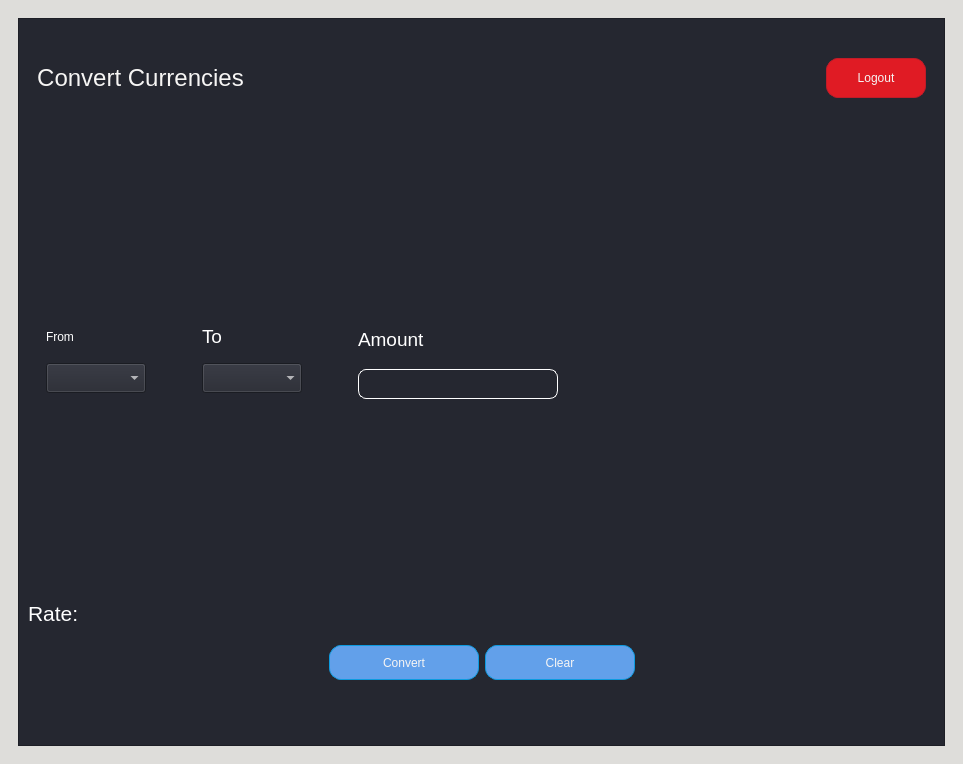
First picture: the form in converter.ui, repository NikaKhiz/tbc-currency-app-v2, before the edit.
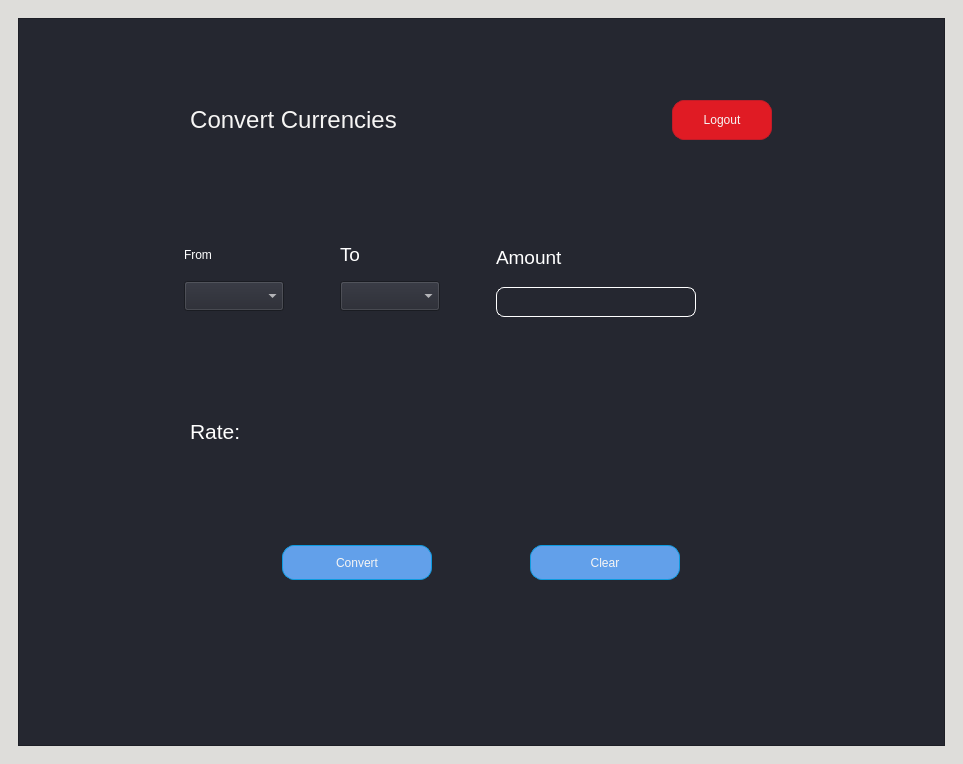
Second picture: the form after the edit. The open tabs and pages were chosen to show the change.

Commit message: minor changes fix layout clear form on logout

Diff of the .ui file:
```diff
--- a/converter.ui
+++ b/converter.ui
@@ -287,17 +287,17 @@
           <layout class="QGridLayout" name="gridLayout_6">
            <item row="0" column="0">
             <layout class="QVBoxLayout" name="verticalLayout_6">
-             <item>
+             <item alignment="Qt::AlignHCenter">
               <widget class="QFrame" name="frame_8">
                <property name="minimumSize">
                 <size>
-                 <width>0</width>
+                 <width>600</width>
                  <height>100</height>
                 </size>
                </property>
                <property name="maximumSize">
                 <size>
-                 <width>16777215</width>
+                 <width>600</width>
                  <height>100</height>
                 </size>
                </property>
@@ -374,12 +374,20 @@
                </layout>
               </widget>
              </item>
-             <item>
-              <layout class="QHBoxLayout" name="horizontalLayout_2">
-               <item>
-                <layout class="QVBoxLayout" name="verticalLayout_5">
-                 <item>
+             <item alignment="Qt::AlignHCenter">
                   <widget class="QGroupBox" name="groupBox">
+               <property name="minimumSize">
+                <size>
+                 <width>600</width>
+                 <height>100</height>
+                </size>
+               </property>
+               <property name="maximumSize">
+                <size>
+                 <width>800</width>
+                 <height>200</height>
+                </size>
+               </property>
                    <property name="styleSheet">
                     <string notr="true">QFrame, QGroupBox {
 	border:none;
@@ -623,10 +631,32 @@
                    </layout>
                   </widget>
                  </item>
-                </layout>
-               </item>
-              </layout>
-             </item>
+             <item alignment="Qt::AlignHCenter">
+              <widget class="QFrame" name="frame_11">
+               <property name="minimumSize">
+                <size>
+                 <width>600</width>
+                 <height>100</height>
+                </size>
+               </property>
+               <property name="maximumSize">
+                <size>
+                 <width>800</width>
+                 <height>100</height>
+                </size>
+               </property>
+               <property name="styleSheet">
+                <string notr="true">QFrame {
+	border:none;
+}</string>
+               </property>
+               <property name="frameShape">
+                <enum>QFrame::StyledPanel</enum>
+               </property>
+               <property name="frameShadow">
+                <enum>QFrame::Raised</enum>
+               </property>
+               <layout class="QHBoxLayout" name="horizontalLayout">
              <item>
               <widget class="QLabel" name="rate_label">
                <property name="minimumSize">
@@ -652,9 +682,36 @@
                </property>
               </widget>
              </item>
+               </layout>
+              </widget>
+             </item>
+             <item alignment="Qt::AlignHCenter">
+              <widget class="QFrame" name="frame_10">
+               <property name="minimumSize">
+                <size>
+                 <width>600</width>
+                 <height>100</height>
+                </size>
+               </property>
+               <property name="maximumSize">
+                <size>
+                 <width>800</width>
+                 <height>150</height>
+                </size>
+               </property>
+               <property name="styleSheet">
+                <string notr="true">QFrame {
+	border:none;
+}</string>
+               </property>
+               <property name="frameShape">
+                <enum>QFrame::StyledPanel</enum>
+               </property>
+               <property name="frameShadow">
+                <enum>QFrame::Raised</enum>
+               </property>
+               <layout class="QHBoxLayout" name="horizontalLayout_2">
              <item>
-              <layout class="QHBoxLayout" name="horizontalLayout">
-               <item alignment="Qt::AlignRight">
                 <widget class="QPushButton" name="convertButton">
                  <property name="minimumSize">
                   <size>
@@ -687,7 +744,7 @@
                  </property>
                 </widget>
                </item>
-               <item alignment="Qt::AlignLeft">
+                <item>
                 <widget class="QPushButton" name="clearButton">
                  <property name="minimumSize">
                   <size>
@@ -718,18 +775,19 @@
                 </widget>
                </item>
               </layout>
+              </widget>
              </item>
-             <item>
+             <item alignment="Qt::AlignHCenter">
               <widget class="QLabel" name="result_label">
                <property name="minimumSize">
                 <size>
-                 <width>0</width>
+                 <width>600</width>
                  <height>50</height>
                 </size>
                </property>
                <property name="maximumSize">
                 <size>
-                 <width>16777215</width>
+                 <width>800</width>
                  <height>50</height>
                 </size>
                </property>
```
Left out of the diff: 2 changed lines with no effect on the pictures. Lines whose indentation alone changed are shown as unchanged. The commit also changes 1 other file.
